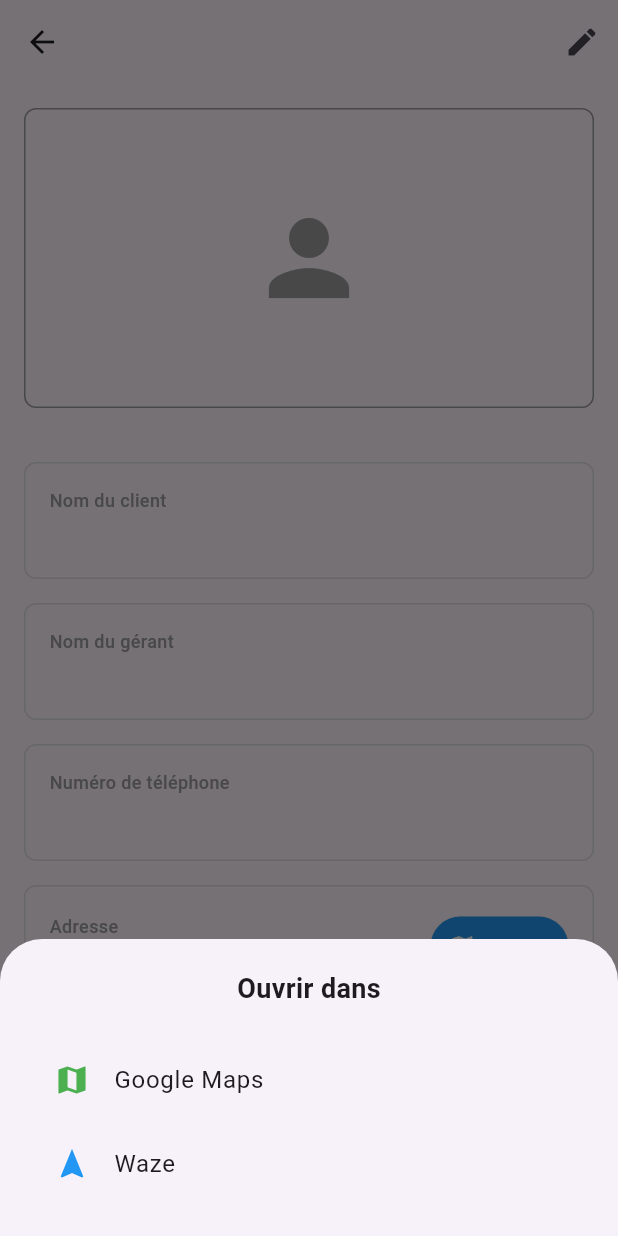
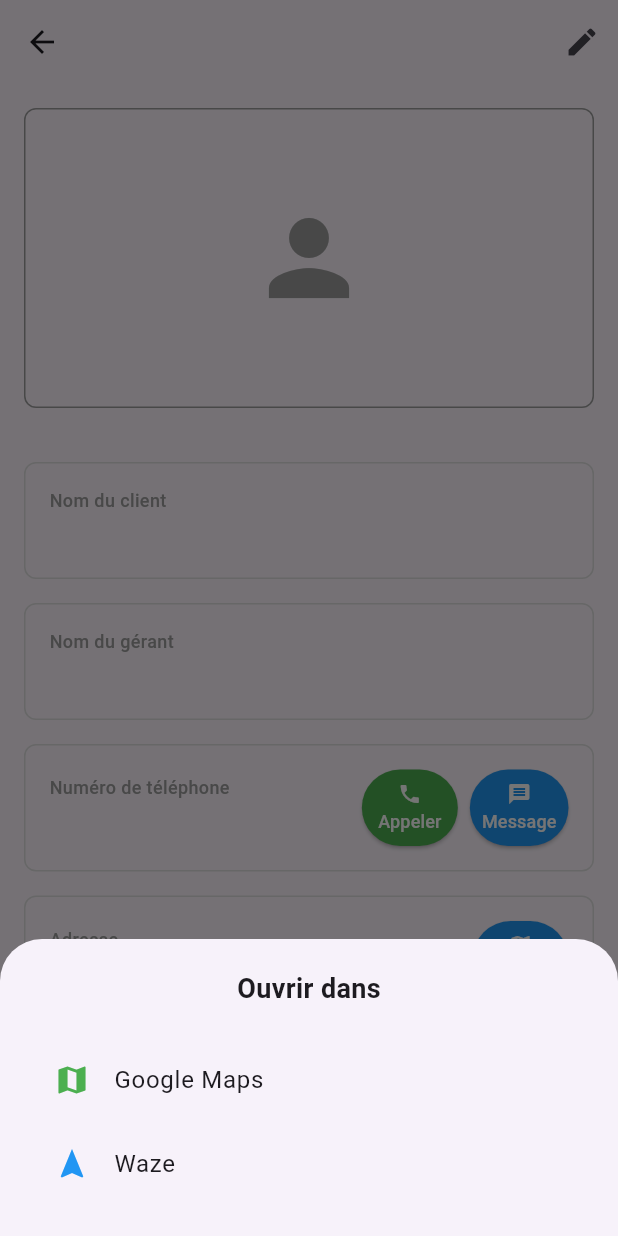
Before and after one commit to chamiabdellah/preSales, a Flutter app: the CustomerDetailsScreen screen opened directly with empty values, after a tap on "Cartes", on a phone screen of 412 x 824 dp. Run offline on Flutter 3.47's test engine with Material 3 defaults, Android fonts, the phone set to English and light mode, and no system bars; our stand-ins replace badges, cached_network_image, firebase_auth, firebase_core, firebase_storage, flutter_riverpod and 5 more; missing offline and left inert: mobile_scanner; accounts and stored records are empty; network calls fail.

Commit message:
add message and call options to the customer in customerDetailsScreen.dart - Amazon Q

```diff
--- a/lib/screens/manageCustomers/customerDetailsScreen.dart
+++ b/lib/screens/manageCustomers/customerDetailsScreen.dart
@@ -6,6 +6,7 @@ import 'package:proj1/screens/manageCustomers/addCustomerScreen.dart';
 import 'package:proj1/utils/DialogMessagesLib.dart';
 import 'package:proj1/utils/LoadingIndicator.dart';
 import 'package:proj1/widgets/AddressCardWithMaps.dart';
+import 'package:proj1/widgets/PhoneCardWithActions.dart';
 
 class CustomerDetailsScreen extends ConsumerStatefulWidget {
   const CustomerDetailsScreen({Key? key, required this.customer}) : super(key: key);
@@ -88,7 +89,10 @@ class _CustomerDetailsScreenState extends ConsumerState<CustomerDetailsScreen> {
                   _buildDetailCard("Nom du gérant", currentCustomer.managerName ?? "Non spécifié"),
                   const SizedBox(height: 16),
                   if (currentCustomer.phoneNumber != null)
-                    _buildDetailCard("Numéro de téléphone", currentCustomer.phoneNumber!),
+                    PhoneCardWithActions(
+                      label: "Numéro de téléphone",
+                      phoneNumber: currentCustomer.phoneNumber!,
+                    ),
                   if (currentCustomer.phoneNumber != null) const SizedBox(height: 16),
                   AddressCardWithMaps(
                     label: "Adresse",
--- a/lib/widgets/AddressCardWithMaps.dart
+++ b/lib/widgets/AddressCardWithMaps.dart
@@ -50,14 +50,20 @@ class AddressCardWithMaps extends StatelessWidget {
             ),
           ),
           if (latitude != null && longitude != null)
-            ElevatedButton.icon(
+            ElevatedButton(
               onPressed: () => _openInMaps(context),
-              icon: const Icon(Icons.map, size: 18),
-              label: const Text("Cartes"),
               style: ElevatedButton.styleFrom(
                 backgroundColor: Colors.blue,
                 foregroundColor: Colors.white,
-                padding: const EdgeInsets.symmetric(horizontal: 12, vertical: 8),
+                padding: const EdgeInsets.symmetric(horizontal: 8, vertical: 8),
+              ),
+              child: const Column(
+                mainAxisSize: MainAxisSize.min,
+                children: [
+                  Icon(Icons.map, size: 16),
+                  SizedBox(height: 2),
+                  Text("Cartes", style: TextStyle(fontSize: 12)),
+                ],
               ),
             ),
         ],
--- /dev/null
+++ b/lib/widgets/PhoneCardWithActions.dart
@@ -0,0 +1,171 @@
+import 'package:flutter/material.dart';
+import 'package:url_launcher/url_launcher.dart';
+
+class PhoneCardWithActions extends StatelessWidget {
+  final String label;
+  final String phoneNumber;
+
+  const PhoneCardWithActions({
+    Key? key,
+    required this.label,
+    required this.phoneNumber,
+  }) : super(key: key);
+
+  @override
+  Widget build(BuildContext context) {
+    return Container(
+      width: double.infinity,
+      padding: const EdgeInsets.all(16),
+      decoration: BoxDecoration(
+        border: Border.all(color: Colors.grey.shade300),
+        borderRadius: BorderRadius.circular(8),
+      ),
+      child: Row(
+        children: [
+          Expanded(
+            child: Column(
+              crossAxisAlignment: CrossAxisAlignment.start,
+              children: [
+                Text(
+                  label,
+                  style: const TextStyle(
+                    fontSize: 12,
+                    color: Colors.grey,
+                    fontWeight: FontWeight.w500,
+                  ),
+                ),
+                const SizedBox(height: 4),
+                Text(
+                  phoneNumber,
+                  style: const TextStyle(
+                    fontSize: 16,
+                    fontWeight: FontWeight.w400,
+                  ),
+                ),
+              ],
+            ),
+          ),
+          Row(
+            children: [
+              ElevatedButton(
+                onPressed: () => _showCallOptions(context),
+                style: ElevatedButton.styleFrom(
+                  backgroundColor: Colors.green,
+                  foregroundColor: Colors.white,
+                  padding: const EdgeInsets.symmetric(horizontal: 8, vertical: 8),
+                ),
+                child: const Column(
+                  mainAxisSize: MainAxisSize.min,
+                  children: [
+                    Icon(Icons.phone, size: 16),
+                    SizedBox(height: 2),
+                    Text("Appeler", style: TextStyle(fontSize: 12)),
+                  ],
+                ),
+              ),
+              const SizedBox(width: 8),
+              ElevatedButton(
+                onPressed: () => _showMessageOptions(context),
+                style: ElevatedButton.styleFrom(
+                  backgroundColor: Colors.blue,
+                  foregroundColor: Colors.white,
+                  padding: const EdgeInsets.symmetric(horizontal: 8, vertical: 8),
+                ),
+                child: const Column(
+                  mainAxisSize: MainAxisSize.min,
+                  children: [
+                    Icon(Icons.message, size: 16),
+                    SizedBox(height: 2),
+                    Text("Message", style: TextStyle(fontSize: 12)),
+                  ],
+                ),
+              ),
+            ],
+          ),
+        ],
+      ),
+    );
+  }
+
+  void _showCallOptions(BuildContext context) {
+    showModalBottomSheet(
+      context: context,
+      builder: (context) => Container(
+        padding: const EdgeInsets.all(20),
+        child: Column(
+          mainAxisSize: MainAxisSize.min,
+          children: [
+            const Text(
+              "Appeler avec",
+              style: TextStyle(fontSize: 18, fontWeight: FontWeight.bold),
+            ),
+            const SizedBox(height: 20),
+            ListTile(
+              leading: const Icon(Icons.phone, color: Colors.green),
+              title: const Text("Téléphone"),
+              onTap: () async {
+                Navigator.pop(context);
+                final url = "tel:$phoneNumber";
+                if (await canLaunchUrl(Uri.parse(url))) {
+                  await launchUrl(Uri.parse(url));
+                }
+              },
+            ),
+            ListTile(
+              leading: const Icon(Icons.chat, color: Colors.green),
+              title: const Text("WhatsApp"),
+              onTap: () async {
+                Navigator.pop(context);
+                final url = "https://wa.me/$phoneNumber";
+                if (await canLaunchUrl(Uri.parse(url))) {
+                  await launchUrl(Uri.parse(url));
+                }
+              },
+            ),
+          ],
+        ),
+      ),
+    );
+  }
+
+  void _showMessageOptions(BuildContext context) {
+    showModalBottomSheet(
+      context: context,
+      builder: (context) => Container(
+        padding: const EdgeInsets.all(20),
+        child: Column(
+          mainAxisSize: MainAxisSize.min,
+          children: [
+            const Text(
+              "Envoyer un message avec",
+              style: TextStyle(fontSize: 18, fontWeight: FontWeight.bold),
+            ),
+            const SizedBox(height: 20),
+            ListTile(
+              leading: const Icon(Icons.sms, color: Colors.blue),
+              title: const Text("SMS"),
+              onTap: () async {
+                Navigator.pop(context);
+                final url = "sms:$phoneNumber";
+                if (await canLaunchUrl(Uri.parse(url))) {
+                  await launchUrl(Uri.parse(url));
+                }
+              },
+            ),
+            ListTile(
+              leading: const Icon(Icons.chat, color: Colors.green),
+              title: const Text("WhatsApp"),
+              onTap: () async {
+                Navigator.pop(context);
+                final url = "https://wa.me/$phoneNumber";
+                if (await canLaunchUrl(Uri.parse(url))) {
+                  await launchUrl(Uri.parse(url));
+                }
+              },
+            ),
+          ],
+        ),
+      ),
+    );
+  }
+}
```
